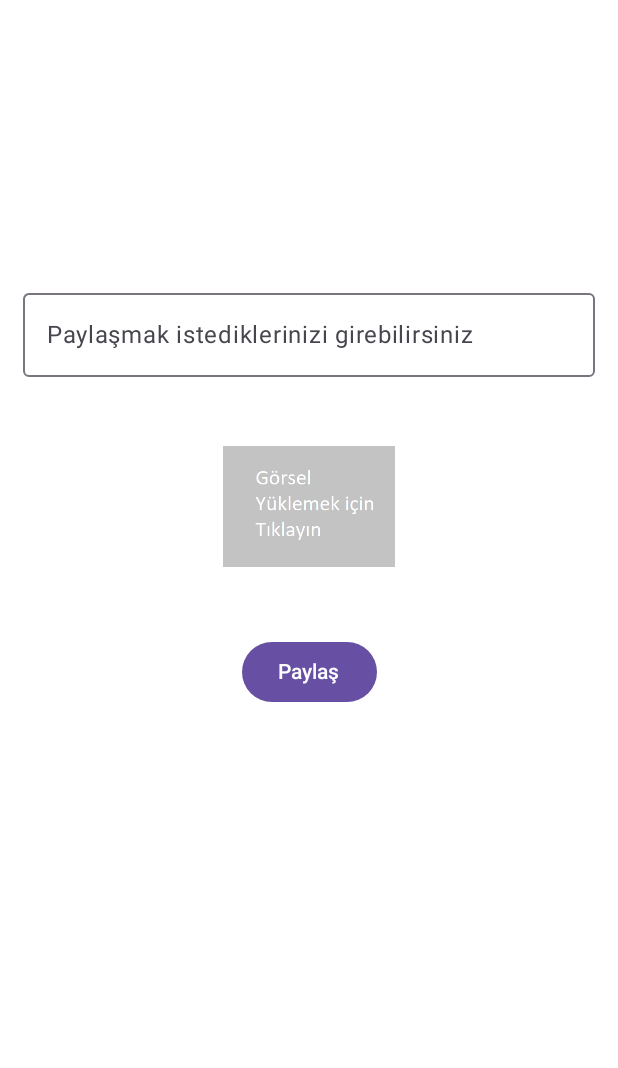
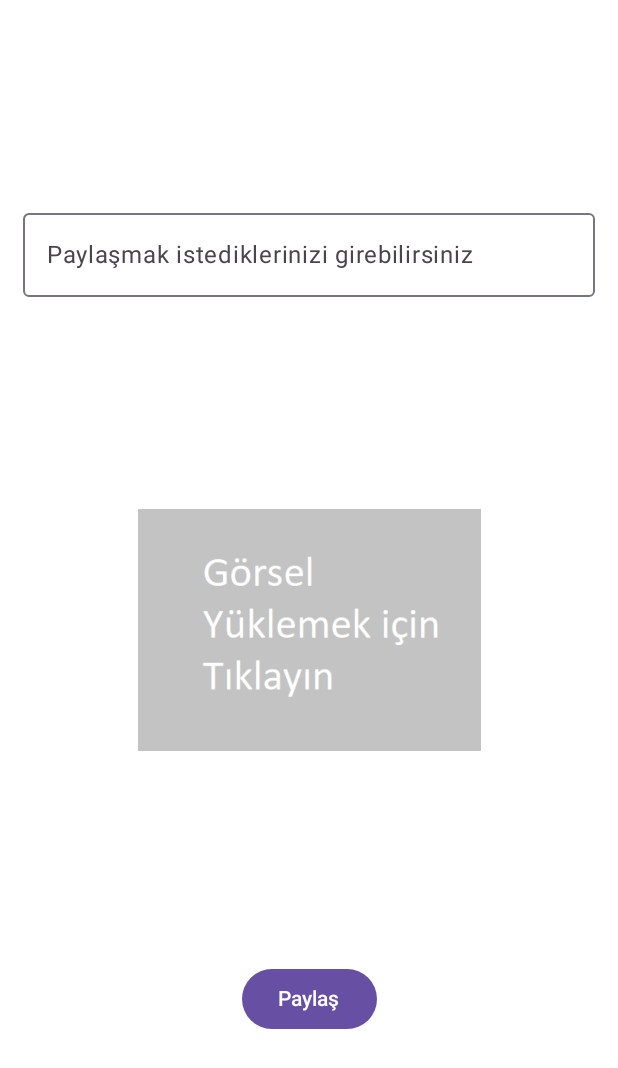
Before and after one commit to HakanAkduman/Kunapp, an Android app built with Jetpack Compose: the @Preview function ScreenPreview, on a phone screen of 412 x 824 dp. Shown: the top 1068 px of the screen. Run offline under Robolectric (Android 15) with nearby library versions, the phone set to English and light mode, and no system bars; our stand-ins replace Firebase (no records; nobody signed in at launch, a user with empty details on screens opened directly), livedata-compose.

```diff
--- a/app/src/main/java/com/example/kunapp/view/NewPostScreen.kt
+++ b/app/src/main/java/com/example/kunapp/view/NewPostScreen.kt
@@ -103,7 +103,7 @@ private fun NewPostScreenGenerate(nick:String?,navController: NavController,view
         horizontalAlignment = Alignment.CenterHorizontally,
         modifier = Modifier
             .fillMaxWidth()
-            .fillMaxHeight(0.80F)
+            .fillMaxHeight(1F)
             .padding(vertical = 10.dp, horizontal = 15.dp)) {
 
         if (isLoading) {//daha sonra loading screen eklenebilir
@@ -140,7 +140,7 @@ private fun NewPostScreenGenerate(nick:String?,navController: NavController,view
         )
         ImageButton(painter = painter!!,
             description = "Selected Image",
-            modifier = Modifier.fillMaxSize(0.30F),
+            modifier = Modifier.fillMaxSize(0.60F),
             onClick = pickImageButton
 
         )
```
Also changed, not shown: app/src/main/java/com/example/kunapp/view/PostScreen.kt (+11 -2 lines), app/src/main/java/com/example/kunapp/viewmodel/PostScreenViewModel.kt (+13 -0 lines), app/src/main/res/drawable/delete_iccon.png (added).
